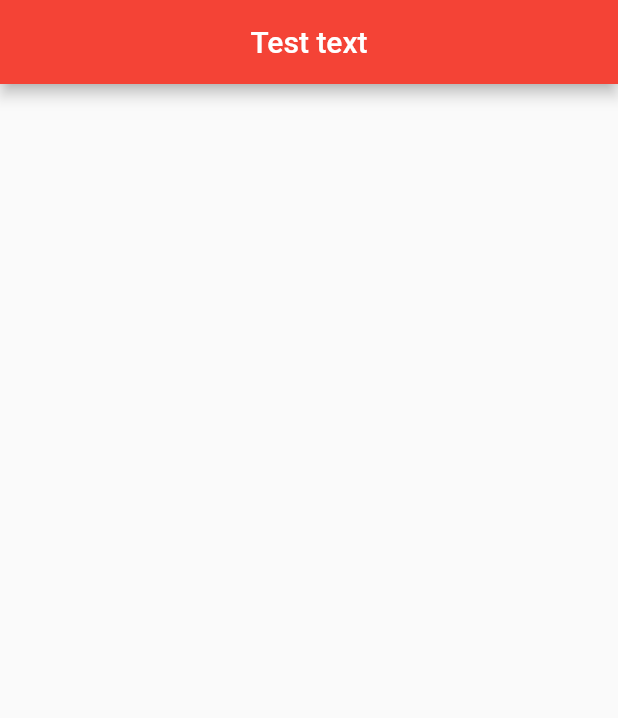
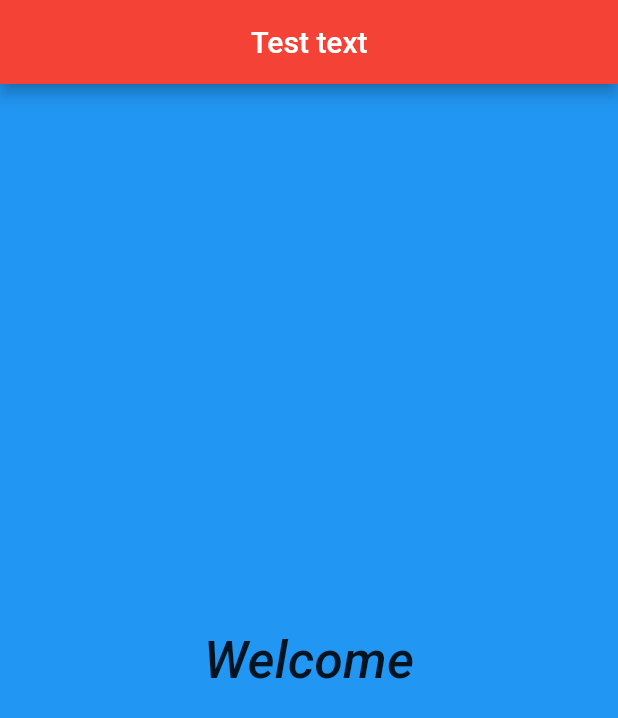
Before and after one commit to eryabyshev/try_dart_plus_flutter, a Flutter app: the screen it shows after launch, on a phone screen of 412 x 824 dp. Shown: the top 718 px of the screen. Run offline on Flutter 3.47's test engine with Material 2 defaults, Android fonts, the phone set to English and light mode, and no system bars.

Commit message:
Material design + layers

```diff
--- a/helloflutter/firs_app_flutter/first_flutter_app/lib/ui/home.dart
+++ b/helloflutter/firs_app_flutter/first_flutter_app/lib/ui/home.dart
@@ -1,3 +1,4 @@
+import 'package:first_flutter_app/ui/welcome.dart';
 import 'package:flutter/material.dart';
 
 
@@ -10,6 +11,7 @@ class Home extends StatelessWidget {
         backgroundColor: Colors.red,
         centerTitle: true,
       ),
+      body: Welcome(),
     );
   }
 }
--- /dev/null
+++ b/helloflutter/firs_app_flutter/first_flutter_app/lib/ui/welcome.dart
@@ -0,0 +1,25 @@
+
+import 'package:flutter/material.dart';
+
+class Welcome extends StatelessWidget {
+
+  @override
+  Widget build(BuildContext context) {
+    return new Material(
+      color: Colors.blue,
+      child: Center(
+        child: Text(
+          "Welcome",
+          textDirection: TextDirection.ltr,
+          style: TextStyle(
+            fontWeight: FontWeight.w500,
+            fontStyle: FontStyle.italic,
+            fontSize: 34.5
+          ),
+        ),
+      ),
+    );
+  }
+
+
+}
```
